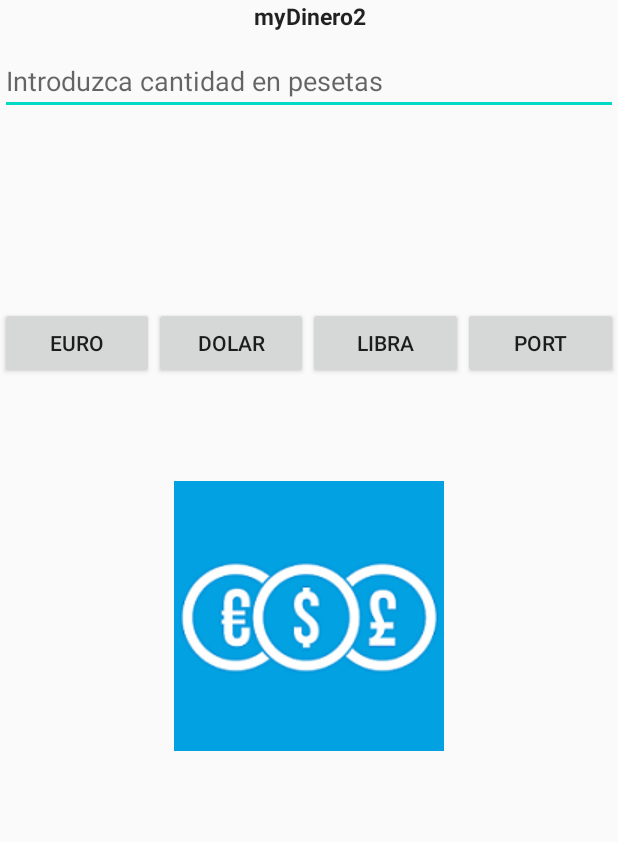
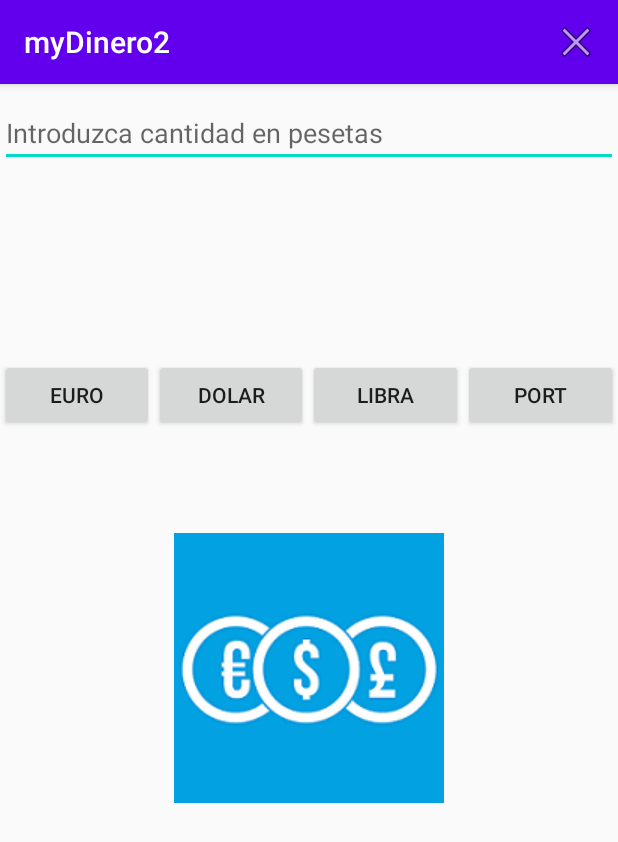
Before and after one commit to lionel-ict/android-myDinero, an Android app: the screen it shows after launch (MainActivity), on a phone screen of 412 x 824 dp. Shown: the top 842 px of the screen. Run offline under Robolectric (Android 15) with nearby library versions, the light colour scheme and no system bars.

Commit message:
Added toolbar with exit button.

```diff
--- a/app/build.gradle
+++ b/app/build.gradle
@@ -25,7 +25,7 @@ android {
 
 dependencies {
     implementation fileTree(dir: 'libs', include: ['*.jar'])
-    implementation 'androidx.appcompat:appcompat:1.0.2'
+    implementation 'androidx.appcompat:appcompat:1.1.0'
     implementation 'androidx.constraintlayout:constraintlayout:1.1.3'
     testImplementation 'junit:junit:4.12'
     androidTestImplementation 'androidx.test.ext:junit:1.1.1'
--- a/app/src/main/java/com/liotaal/mydinero2/MainActivity.java
+++ b/app/src/main/java/com/liotaal/mydinero2/MainActivity.java
@@ -5,6 +5,7 @@ import android.content.pm.ActivityInfo;
 import android.os.Bundle;
 import androidx.appcompat.app.AppCompatActivity;
 import android.view.Gravity;
+import android.view.MenuItem;
 import android.view.View;
 import android.view.inputmethod.InputMethodManager;
 import android.widget.Button;
@@ -15,6 +16,7 @@ import android.widget.TextView;
 import android.widget.Toast;
 import android.content.Context;
 import com.google.android.material.snackbar.Snackbar;
+import android.view.Menu;
 
 public class MainActivity extends AppCompatActivity {
 
@@ -133,6 +135,19 @@ public class MainActivity extends AppCompatActivity {
         mTextLibra.setText(savedInstanceState.getString("LIBRA"));
     }
 
+    @Override
+    public boolean onCreateOptionsMenu(Menu menu) {
+        getMenuInflater().inflate(R.menu.mimenu, menu);
+        return true;
+    }
+
+    @Override
+    public boolean onOptionsItemSelected(MenuItem item) {
+        //Toast.makeText(getApplicationContext(), "Botón X pulsado", Toast.LENGTH_SHORT).show();
+        finishAffinity();
+        return true;
+    }
+
     private void mostrarSnack(View v, String msg) {
         hideKeyboard();
         Snackbar.make(v, msg, Snackbar.LENGTH_LONG).show();
--- a/app/src/main/res/layout/activity_main.xml
+++ b/app/src/main/res/layout/activity_main.xml
@@ -6,15 +6,6 @@
     android:layout_height="match_parent"
     tools:context=".MainActivity"
     android:orientation="vertical">
-
-    <TextView
-        android:layout_width="match_parent"
-        android:layout_height="wrap_content"
-        android:text="myDinero2"
-        android:textAlignment="center"
-        android:textAppearance="@style/TextAppearance.AppCompat.Body1"
-        android:textSize="15sp"
-        android:textStyle="bold" />
 
     <Space
         android:layout_width="match_parent"
--- /dev/null
+++ b/app/src/main/res/menu/mimenu.xml
@@ -0,0 +1,11 @@
+<?xml version="1.0" encoding="utf-8"?>
+<menu xmlns:android="http://schemas.android.com/apk/res/android"
+    xmlns:app="http://schemas.android.com/apk/res-auto"
+    xmlns:tools="http://schemas.android.com/tools"
+    tools:context=".MainActivity">
+    <item
+        android:id="@+id/accion_salir"
+        android:icon="@android:drawable/ic_menu_close_clear_cancel"
+        android:title="Salir"
+        app:showAsAction="ifRoom" />
+</menu>
--- a/app/src/main/res/values/styles.xml
+++ b/app/src/main/res/values/styles.xml
@@ -1,7 +1,7 @@
 <resources>
 
     <!-- Base application theme. -->
-    <style name="AppTheme" parent="Theme.AppCompat.Light.NoActionBar">
+    <style name="AppTheme" parent="Theme.AppCompat.Light.DarkActionBar">
         <!-- Customize your theme here. -->
         <item name="colorPrimary">@color/colorPrimary</item>
         <item name="colorPrimaryDark">@color/colorPrimaryDark</item>
```
